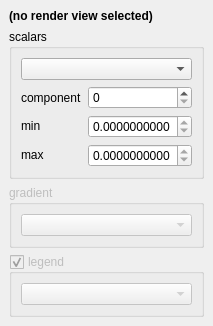
Before: the Qt Designer form gui/widgets/ColorMappingChooser.ui in kateyy/geohazardvis, drawn with Qt 5.
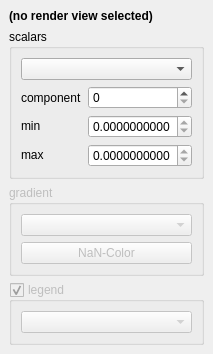
After: the same form once the commit is applied.

Commit message: allow to specify a NaN color for color mappings

The edit to the form file:
```diff
--- a/gui/widgets/ColorMappingChooser.ui
+++ b/gui/widgets/ColorMappingChooser.ui
@@ -6,8 +6,8 @@
    <rect>
     <x>0</x>
     <y>0</y>
-    <width>210</width>
-    <height>308</height>
+    <width>213</width>
+    <height>337</height>
    </rect>
   </property>
   <property name="sizePolicy">
@@ -156,6 +156,13 @@
        <item>
         <widget class="QComboBox" name="gradientComboBox"/>
        </item>
+       <item>
+        <widget class="QPushButton" name="nanColorButton">
+         <property name="text">
+          <string>NaN-Color</string>
+         </property>
+        </widget>
+       </item>
       </layout>
      </widget>
     </item>
```
The commit also changes 3 other files.
